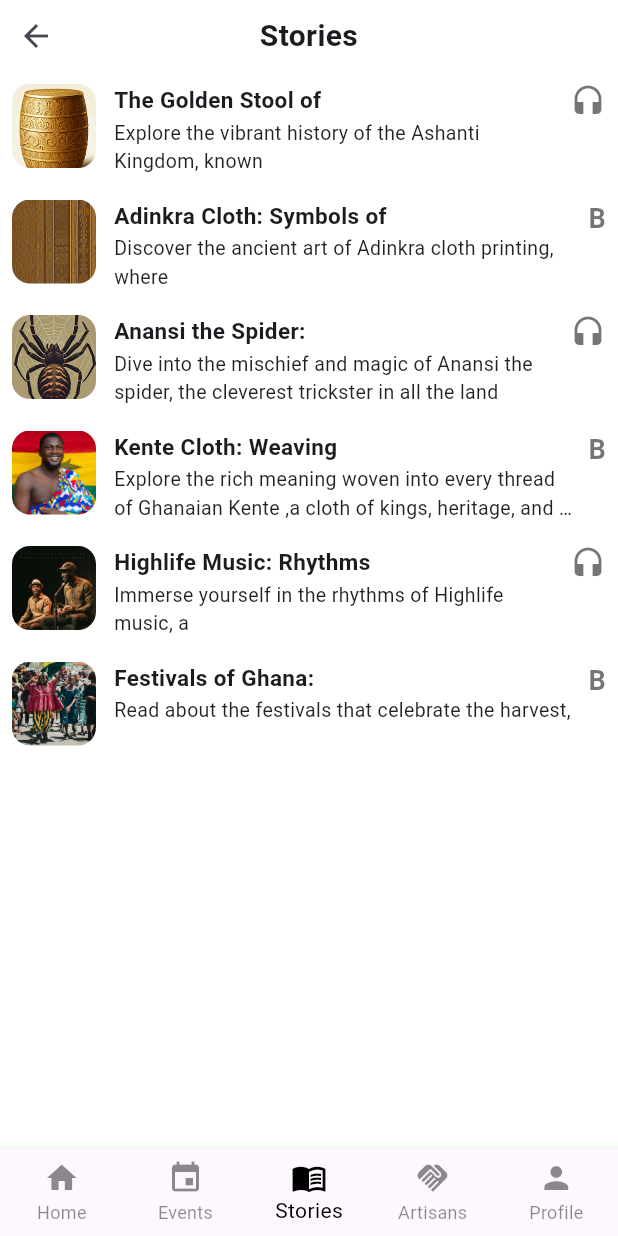
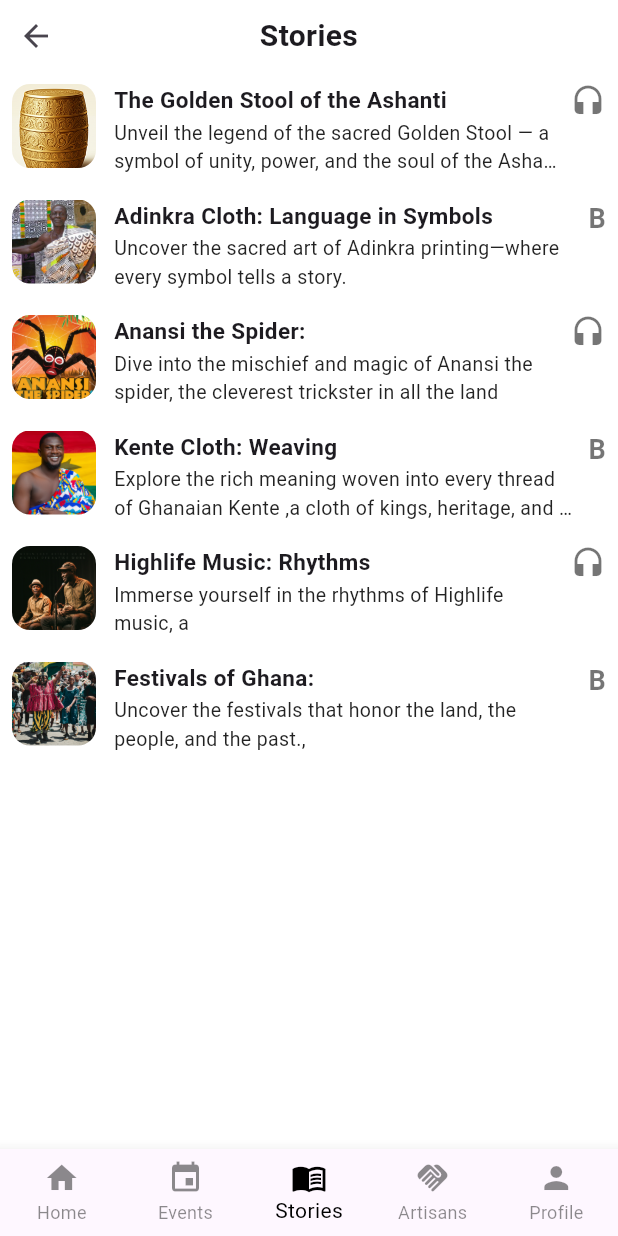
Before and after one commit to Lisky-pixel/culture_quest_v1, a Flutter app: the StoriesScreen screen opened by its route, on a phone screen of 412 x 824 dp. Run offline on Flutter 3.47's test engine with Material 3 defaults, Android fonts, the light colour scheme and no system bars.

Commit message:
Story and Artisan updates

```diff
--- a/lib/screens/home_screen.dart
+++ b/lib/screens/home_screen.dart
@@ -132,7 +132,7 @@ class _HomeScreenState extends State<HomeScreen> {
                             'assets/images/story1.png', // TODO: Replace with actual image
                         title: 'Tales of the Savannah',
                         description:
-                            'Discover captivating stories from the heart of Africa.',
+                            'Uncover the magical tale of how one curious zebra earned his bold stripes in the heart of Africa.',
                       ),
                     ),
                     const SizedBox(width: 16),
@@ -142,7 +142,7 @@ class _HomeScreenState extends State<HomeScreen> {
                             'assets/images/story2.png', // TODO: Replace with actual image
                         title: 'Legends of the Nile',
                         description:
-                            'Uncover the ancient myths and legends along the Nile.',
+                            'Dive into the tale of how the sly crocodile became the silent guardian of Africa’s greatest river.',
                       ),
                     ),
                   ],
--- a/lib/screens/stories_screen.dart
+++ b/lib/screens/stories_screen.dart
@@ -69,9 +69,9 @@ class _StoriesScreenState extends State<StoriesScreen> {
                     },
                     child: const _StoryListItem(
                       imagePath: 'assets/images/golden_stool.png',
-                      title: 'The Golden Stool of',
+                      title: 'The Golden Stool of the Ashanti',
                       description:
-                          'Explore the vibrant history of the Ashanti Kingdom, known',
+                          'Unveil the legend of the sacred Golden Stool — a symbol of unity, power, and the soul of the Ashanti Kingdom.',
                       iconType: _StoryIconType.audio,
                     ),
                   ),
@@ -80,10 +80,10 @@ class _StoriesScreenState extends State<StoriesScreen> {
                       Navigator.pushNamed(context, '/story_details');
                     },
                     child: const _StoryListItem(
-                      imagePath: 'assets/images/adinkra.png',
-                      title: 'Adinkra Cloth: Symbols of',
+                      imagePath: 'assets/images/Adinkra clothing.png',
+                      title: 'Adinkra Cloth: Language in Symbols',
                       description:
-                          'Discover the ancient art of Adinkra cloth printing, where',
+                          'Uncover the sacred art of Adinkra printing—where every symbol tells a story.',
                       iconType: _StoryIconType.book,
                     ),
                   ),
@@ -92,7 +92,7 @@ class _StoriesScreenState extends State<StoriesScreen> {
                       Navigator.pushNamed(context, '/story_details');
                     },
                     child: const _StoryListItem(
-                      imagePath: 'assets/images/anansi.png',
+                      imagePath: 'assets/images/Anansi the Spider.png',
                       title: 'Anansi the Spider:',
                       description:
                           'Dive into the mischief and magic of Anansi the spider, the cleverest trickster in all the land',
@@ -131,7 +131,7 @@ class _StoriesScreenState extends State<StoriesScreen> {
                       imagePath: 'assets/images/Ghanian festivals.jpg',
                       title: 'Festivals of Ghana:',
                       description:
-                          'Read about the festivals that celebrate the harvest,',
+                          'Uncover the festivals that honor the land, the people, and the past.,',
                       iconType: _StoryIconType.book,
                     ),
                   ),
```
Also changed, not shown: assets/images/Adinkra clothing.png (added), assets/images/Anansi the Spider.png (added), assets/images/Rhythms of the Continent.jpg (added), assets/images/Zebra's tale.jpg (added), 1 other file.
